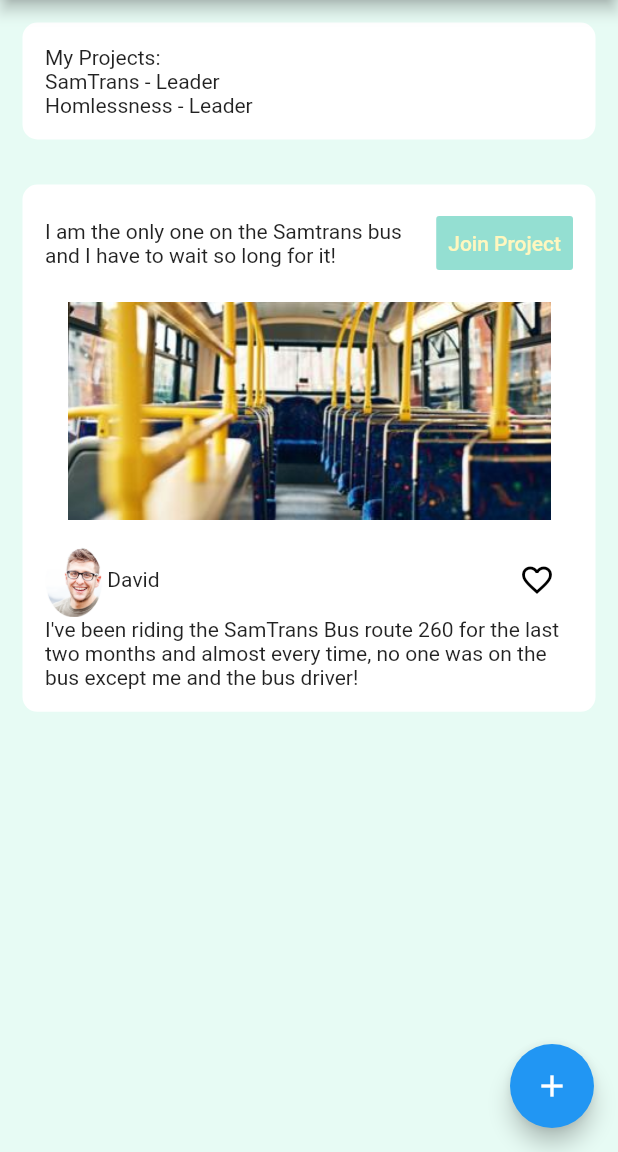
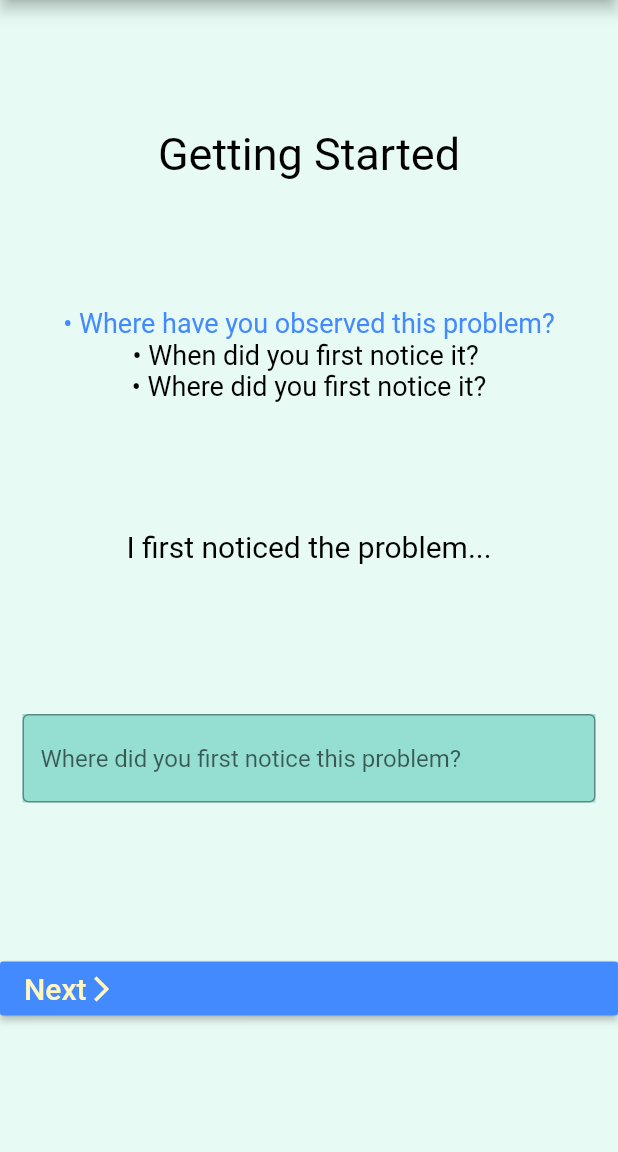
Before and after one commit to jchou03/PictureIt, a Flutter app: the screen it shows after launch, on a phone screen of 412 x 824 dp, the part 84-1236 px from its top. Run offline on Flutter 3.47's test engine with Material 2 defaults, Android fonts, the phone set to English and light mode, and no system bars.

Commit message:
Getting started page
mostly functional, only needs to save text to go to database once that is set up

```diff
--- /dev/null
+++ b/pictureit/lib/Tools/gettingStarted.dart
@@ -0,0 +1,96 @@
+import 'package:flutter/cupertino.dart';
+import 'package:flutter/material.dart';
+import 'package:pictureit/Tools/empathy.dart';
+
+// color setups
+const backgroundColor = Color(0xFFE7FBF4);
+const headingColor = Colors.white;
+const boxColor = Color(0xFF94DFD2);
+const arrowColor = Color(0xFFFFF7BF);
+
+// padding, margin, and border radius setup
+const globalPadding = 15.0;
+const globalMargin = 15.0;
+const borderRadius = 10.0;
+
+// class for the getting started page for the problem solving tools
+class GettingStarted extends StatelessWidget {
+  // setting up fonts
+  TextStyle titleFont;
+  TextStyle textFont;
+  TextStyle subFont;
+
+  /*GettingStarted(TextStyle titleFont, TextStyle textFont, TextStyle subFont) {
+    this.titleFont = titleFont;
+    this.textFont = textFont;
+    this.subFont = subFont;
+  }*/
+
+  @override
+  Widget build(BuildContext context) {
+    return Scaffold(
+        appBar: AppBar(title: Text('PictureIt')),
+        body: Container(
+          color: backgroundColor,
+          child: Column(
+            mainAxisAlignment: MainAxisAlignment.spaceEvenly,
+            children: <Widget>[
+              // title
+              Text(
+                'Getting Started',
+                style: TextStyle(color: Colors.black, fontSize: 30),
+              ),
+              // questions
+              Column(
+                mainAxisAlignment: MainAxisAlignment.spaceEvenly,
+                children: <Widget>[
+                  Text('• Where have you observed this problem?',
+                      style: TextStyle(color: Colors.blueAccent, fontSize: 18)),
+                  Text('• When did you first notice it? ',
+                      style: TextStyle(color: Colors.black, fontSize: 18)),
+                  Text('• Where did you first notice it?',
+                      style: TextStyle(color: Colors.black, fontSize: 18)),
+                ],
+              ),
+              // noticing problem text
+              Text('I first noticed the problem...',
+                  style: TextStyle(color: Colors.black, fontSize: 20)),
+
+              // text box for user input
+              Container(
+                color: boxColor,
+                margin: EdgeInsets.all(globalPadding),
+                child: TextField(
+                  autocorrect: true,
+                  decoration: InputDecoration(
+                      border: OutlineInputBorder(),
+                      hintText: 'Where did you first notice this problem?'),
+                ),
+              ),
+              // button to move to next page
+              RaisedButton(
+                  color: Colors.blueAccent,
+                  splashColor: Colors.blueAccent,
+                  disabledColor: Colors.redAccent,
+                  onPressed: () {
+                    Navigator.push(context,
+                        MaterialPageRoute(builder: (context) => Empathy()));
+                  },
+                  child: Row(
+                    children: <Widget>[
+                      Text(
+                        "Next",
+                        style: TextStyle(color: arrowColor, fontSize: 20),
+                      ),
+                      Icon(
+                        Icons.arrow_forward_ios,
+                        color: arrowColor,
+                        size: 20,
+                      )
+                    ],
+                  ))
+            ],
+          ),
+        ));
+  }
+}
--- a/pictureit/lib/main.dart
+++ b/pictureit/lib/main.dart
@@ -1,6 +1,7 @@
 //import 'dart:html';
 
 import 'package:flutter/material.dart';
+import 'package:pictureit/Tools/gettingStarted.dart';
 import 'package:pictureit/project.dart';
 
 // variable setup for the app
@@ -28,6 +29,7 @@ class MyApp extends StatelessWidget {
   Widget build(BuildContext context) {
     return MaterialApp(
         title: 'PictureIt',
+        //routes: {'/': (context) => MyApp()},
         theme: ThemeData(
           primaryColor: headingColor,
           // This makes the visual density adapt to the platform that you run
@@ -35,8 +37,8 @@ class MyApp extends StatelessWidget {
           // closer together (more dense) than on mobile platforms.
           visualDensity: VisualDensity.adaptivePlatformDensity,
         ),
-      home: MyHomePage(title: 'PictureIt'),
-    );
+        //home: MyHomePage(title: 'PictureIt'),
+        home: GettingStarted());
   }
 }
 
```
Also changed, not shown: pictureit/lib/Tools/empathy.dart (added, +10 -0 lines), pictureit/lib/project.dart (+28 -1 lines). Lines whose indentation alone changed are shown as unchanged.
